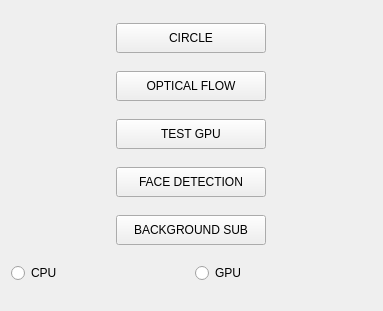
Qt form Implementation/src/view/gui/widgets/ControlPanel.ui (eBabiano/TegraK1_Performance) before a commit.
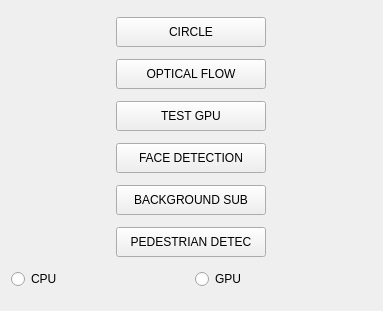
The same form after that commit.

Patch:
```diff
--- a/Implementation/src/view/gui/widgets/ControlPanel.ui
+++ b/Implementation/src/view/gui/widgets/ControlPanel.ui
@@ -105,6 +105,23 @@
      </item>
     </layout>
    </item>
+   <item>
+    <layout class="QHBoxLayout" name="horizontalLayout_7">
+     <item>
+      <widget class="QPushButton" name="pedestrianDetectButton">
+       <property name="maximumSize">
+        <size>
+         <width>150</width>
+         <height>30</height>
+        </size>
+       </property>
+       <property name="text">
+        <string>PEDESTRIAN DETEC</string>
+       </property>
+      </widget>
+     </item>
+    </layout>
+   </item>
    <item>
     <layout class="QHBoxLayout" name="horizontalLayout_5">
      <item>
```
